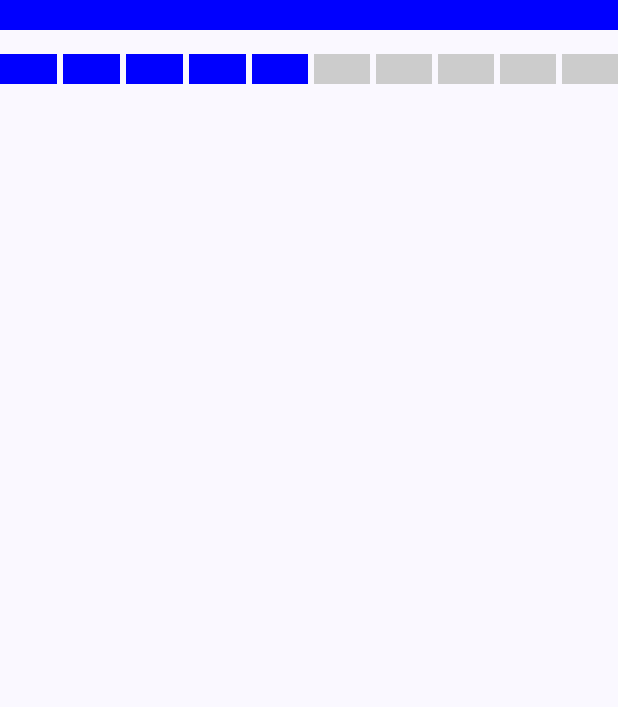
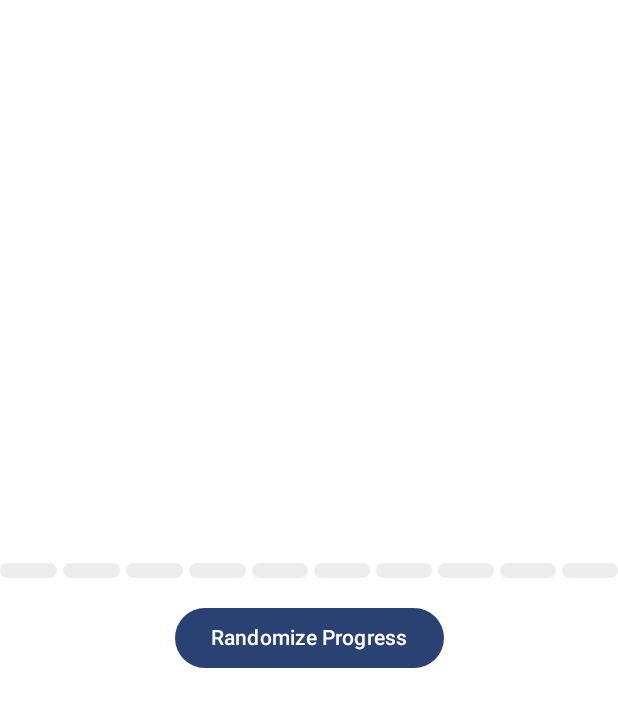
Before and after one commit to kangmin1012/ComposePlayGround, an Android app built with Jetpack Compose: the screen it shows after launch (ProgressActivity), after a tap on "프로그레스 샘플", on a phone screen of 412 x 824 dp. Shown: the top 707 px of the screen. Run offline under Robolectric (Android 15) with nearby library versions, the phone set to English and light mode, and no system bars.

Commit message:
[ProgressBar] Dash Progress 케이스 수정

```diff
--- a/app/src/main/java/compose/play/ground/progress/ProgressActivity.kt
+++ b/app/src/main/java/compose/play/ground/progress/ProgressActivity.kt
@@ -5,6 +5,7 @@ import androidx.activity.ComponentActivity
 import androidx.activity.compose.setContent
 import androidx.activity.enableEdgeToEdge
 import androidx.annotation.IntRange
+import androidx.compose.animation.core.LinearEasing
 import androidx.compose.animation.core.LinearOutSlowInEasing
 import androidx.compose.animation.core.animateFloatAsState
 import androidx.compose.animation.core.tween
@@ -18,16 +19,25 @@ import androidx.compose.foundation.layout.fillMaxSize
 import androidx.compose.foundation.layout.fillMaxWidth
 import androidx.compose.foundation.layout.height
 import androidx.compose.foundation.layout.padding
+import androidx.compose.foundation.shape.RoundedCornerShape
+import androidx.compose.material3.Button
 import androidx.compose.material3.Scaffold
+import androidx.compose.material3.Surface
+import androidx.compose.material3.Text
 import androidx.compose.runtime.Composable
 import androidx.compose.runtime.LaunchedEffect
 import androidx.compose.runtime.getValue
 import androidx.compose.runtime.mutableFloatStateOf
+import androidx.compose.runtime.mutableIntStateOf
 import androidx.compose.runtime.remember
 import androidx.compose.runtime.setValue
+import androidx.compose.ui.Alignment
 import androidx.compose.ui.Modifier
 import androidx.compose.ui.graphics.Color
+import androidx.compose.ui.graphics.TransformOrigin
+import androidx.compose.ui.graphics.graphicsLayer
 import androidx.compose.ui.tooling.preview.Preview
+import androidx.compose.ui.unit.Dp
 import androidx.compose.ui.unit.dp
 import compose.play.ground.ui.theme.ComposePlayGroundTheme
 
@@ -49,61 +59,123 @@ class ProgressActivity : ComponentActivity() {
 
 @Composable
 private fun ProgressScreen() {
+    var progress by remember { mutableIntStateOf(0) }
+
     Scaffold(modifier = Modifier.fillMaxSize()) { innerPadding ->
-        Column(modifier = Modifier.fillMaxSize().padding(innerPadding)) {
-            AnimateProgressBar()
+        Column(
+            verticalArrangement = Arrangement.Center,
+            horizontalAlignment = Alignment.CenterHorizontally,
+            modifier = Modifier
+                .fillMaxSize()
+                .padding(innerPadding)
+                .background(Color.White),
+        ) {
+            DashProgress(
+                progress = progress,
+                maxProgress = 10,
+                progressFillSpeedMillisecond = 100,
+                progressHeight = 10.dp
+            )
             Spacer(modifier = Modifier.height(16.dp))
-            DashProgress(5, 10)
+
+            Button(onClick = {
+                progress = (0..10).filter { it != progress }.random()
+            }) {
+                Text("Randomize Progress")
+            }
         }
     }
 }
 
 /**
- * 높이가 20dp인 프로그레스 바를 애니메이션으로 증가시키는 UI Composable
+ * 대시 형태의 프로그레스바
+ *
+ * @param progress 진행 상태
+ * @param maxProgress 최대 프로그레스 진행도
+ * @param progressFillSpeedMillisecond 프로그레스 채워지는 속도
  */
 @Composable
-private fun AnimateProgressBar() {
-    var progress by remember { mutableFloatStateOf(0f) }
-    val animatedProgress by animateFloatAsState(
-        targetValue = progress,
-        animationSpec = tween(
-            durationMillis = 2000,
-            easing = LinearOutSlowInEasing
-        ),
-        label = "증가 애니메이션"
-    )
+internal fun DashProgress(
+    @IntRange(from = 0, to = 10) progress: Int,
+    @IntRange(from = 1, to = 10) maxProgress: Int = 10,
+    progressFillSpeedMillisecond: Int = 100,
+    progressHeight: Dp = 6.dp,
+    modifier: Modifier = Modifier
+) {
+    var nowProgress by remember { mutableIntStateOf(progress) }
+    var previousProgress by remember { mutableIntStateOf(0) }
 
-    LaunchedEffect(Unit) {
-        progress = 1f
+    LaunchedEffect(progress) {
+        previousProgress = nowProgress
+        nowProgress = progress
     }
 
-    Box(modifier = Modifier.fillMaxWidth().height(20.dp).background(Color.LightGray)) {
-        Box(modifier = Modifier.height(20.dp).fillMaxWidth(animatedProgress).background(Color.Blue))
+    Box(
+        modifier = modifier
+    ) {
+        Row(
+            modifier = Modifier
+                .fillMaxWidth()
+                .height(progressHeight),
+            horizontalArrangement = Arrangement.spacedBy(4.dp)
+        ) {
+            for (index in 1..maxProgress) {
+                DashItem(
+                    modifier = Modifier.weight(1f),
+                    isFilled = index <= nowProgress,
+                    speedMillis = progressFillSpeedMillisecond,
+                    delayMillis =
+                    if (nowProgress > previousProgress) {
+                        if (index in (previousProgress + 2)..progress) {
+                            progressFillSpeedMillisecond * (index - previousProgress - 1)
+                        } else {
+                            0
+                        }
+                    } else {
+                        if (index in (progress + 1)..previousProgress) {
+                            progressFillSpeedMillisecond * (previousProgress - index)
+                        } else {
+                            0
+                        }
+                    }
+
+                )
+            }
+        }
     }
 }
 
-/**
- * Dash 형태로 구성되는 프로그레스 바를 표현하는 UI Composable
- *
- * @param progress
- * @param maxProgress
- */
 @Composable
-private fun DashProgress(@IntRange(from = 1, to = 10) progress: Int, @IntRange(from = 1, to = 10) maxProgress: Int) {
-    Row(
-        modifier = Modifier.fillMaxWidth().height(20.dp),
-        horizontalArrangement = Arrangement.spacedBy(4.dp)
+private fun DashItem(
+    modifier: Modifier = Modifier,
+    isFilled: Boolean,
+    speedMillis: Int = 0,
+    delayMillis: Int = 0,
+) {
+    val scaleAnimation by animateFloatAsState(
+        targetValue = if (isFilled) 1f else 0f,
+        animationSpec = tween(
+            durationMillis = speedMillis,
+            delayMillis = delayMillis,
+            easing = LinearEasing
+        ),
+        label = ""
+    )
+
+    Surface(
+        modifier = modifier,
+        shape = RoundedCornerShape(12.dp),
+        color = Color(0xFFEDEDED)
     ) {
-        for (index in 1 .. maxProgress) {
-            Box(
-                modifier = Modifier
-                    .weight(1f)
-                    .height(20.dp)
-                    .background(
-                        if (index <= progress) Color.Blue else Color.LightGray
-                    )
-            )
-        }
+        Box(
+            modifier = Modifier
+                .fillMaxSize()
+                .graphicsLayer {
+                    transformOrigin = TransformOrigin(0f, 0.5f)
+                    scaleX = scaleAnimation
+                }
+                .background(Color(0xFFFF7949))
+        )
     }
 }
 
@@ -114,20 +186,3 @@ private fun ProgressScreenPreview() {
         ProgressScreen()
     }
 }
-
-
-@Composable
-@Preview
-private fun AnimateProgressBarPreview() {
-    ComposePlayGroundTheme {
-        AnimateProgressBar()
-    }
-}
-
-@Composable
-@Preview(showBackground = true)
-private fun DashProgressPreview() {
-    ComposePlayGroundTheme {
-        DashProgress(progress = 5, maxProgress = 6)
-    }
-}
```
